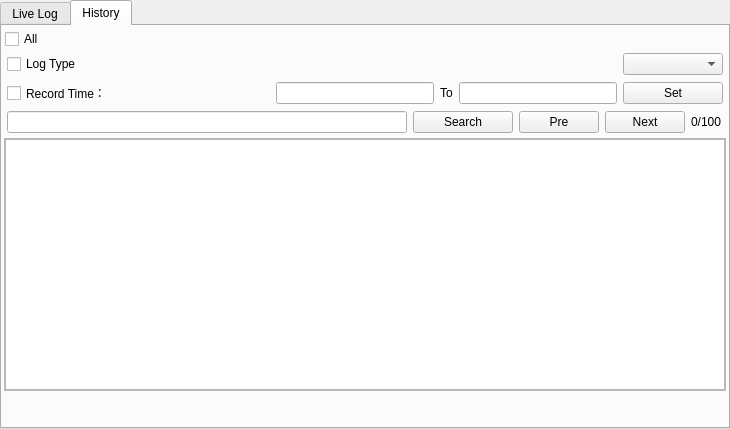
Before: the Qt Designer form OHB80PortMonitor_V_1_0_0/ui/customwidget/operationlogwidget/operationlogwidget.ui in Simon2817/OHB80PortMonitor, drawn with Qt 5.
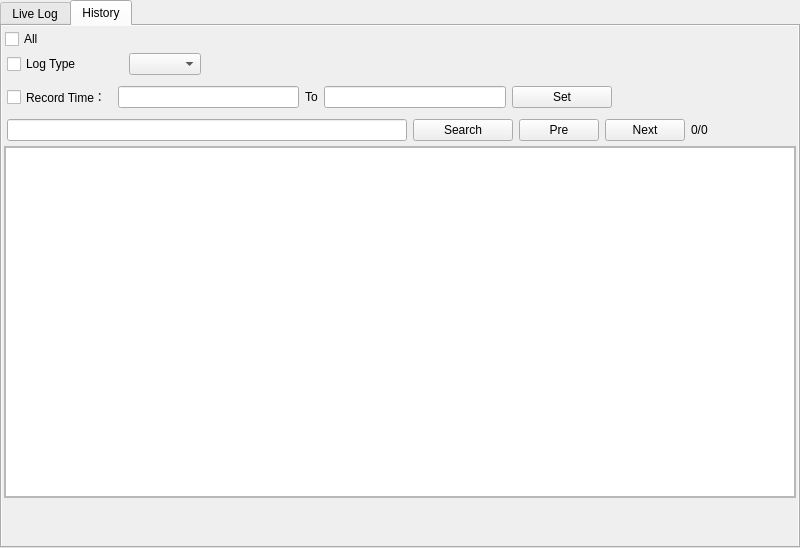
After: the same form once the commit is applied. The open tabs and pages were chosen to show the change. Custom widgets are drawn as their Qt base class.

The edit to the form file:
```diff
--- a/OHB80PortMonitor_V_1_0_0/ui/customwidget/operationlogwidget/operationlogwidget.ui
+++ b/OHB80PortMonitor_V_1_0_0/ui/customwidget/operationlogwidget/operationlogwidget.ui
@@ -6,13 +6,28 @@
    <rect>
     <x>0</x>
     <y>0</y>
-    <width>730</width>
-    <height>429</height>
+    <width>800</width>
+    <height>548</height>
    </rect>
   </property>
+  <property name="minimumSize">
+   <size>
+    <width>800</width>
+    <height>500</height>
+   </size>
+  </property>
+  <property name="maximumSize">
+   <size>
+    <width>16777215</width>
+    <height>16777215</height>
+   </size>
+  </property>
   <property name="windowTitle">
    <string>Form</string>
   </property>
+  <property name="autoFillBackground">
+   <bool>true</bool>
+  </property>
   <layout class="QVBoxLayout" name="verticalLayout">
    <property name="spacing">
     <number>0</number>
@@ -94,6 +109,9 @@
       </layout>
      </widget>
      <widget class="QWidget" name="tabHistoryLog">
+      <property name="autoFillBackground">
+       <bool>true</bool>
+      </property>
       <attribute name="title">
        <string>History</string>
       </attribute>
@@ -115,6 +133,12 @@
        </property>
        <item>
         <widget class="QWidget" name="widget_6" native="true">
+         <property name="maximumSize">
+          <size>
+           <width>16777215</width>
+           <height>116</height>
+          </size>
+         </property>
          <layout class="QVBoxLayout" name="verticalLayout_4">
           <property name="spacing">
            <number>2</number>
@@ -133,6 +157,18 @@
           </property>
           <item>
            <widget class="QCheckBox" name="checkBoxAll">
+            <property name="minimumSize">
+             <size>
+              <width>0</width>
+              <height>20</height>
+             </size>
+            </property>
+            <property name="maximumSize">
+             <size>
+              <width>16777215</width>
+              <height>20</height>
+             </size>
+            </property>
             <property name="text">
              <string>All</string>
             </property>
@@ -140,6 +176,18 @@
           </item>
           <item>
            <widget class="QWidget" name="widget_3" native="true">
+            <property name="minimumSize">
+             <size>
+              <width>0</width>
+              <height>26</height>
+             </size>
+            </property>
+            <property name="maximumSize">
+             <size>
+              <width>16777215</width>
+              <height>26</height>
+             </size>
+            </property>
             <layout class="QHBoxLayout" name="horizontalLayout_3">
              <property name="spacing">
               <number>2</number>
@@ -158,6 +206,18 @@
              </property>
              <item>
               <widget class="QCheckBox" name="checkBoxLogType">
+               <property name="minimumSize">
+                <size>
+                 <width>120</width>
+                 <height>0</height>
+                </size>
+               </property>
+               <property name="maximumSize">
+                <size>
+                 <width>120</width>
+                 <height>16777215</height>
+                </size>
+               </property>
                <property name="text">
                 <string>Log Type</string>
                </property>
@@ -173,6 +233,19 @@
                </property>
               </widget>
              </item>
+             <item>
+              <spacer name="horizontalSpacer_3">
+               <property name="orientation">
+                <enum>Qt::Horizontal</enum>
+               </property>
+               <property name="sizeHint" stdset="0">
+                <size>
+                 <width>40</width>
+                 <height>20</height>
+                </size>
+               </property>
+              </spacer>
+             </item>
             </layout>
            </widget>
           </item>
@@ -196,24 +269,17 @@
              </property>
              <item>
               <widget class="QCheckBox" name="checkBoxRecordTime">
+               <property name="maximumSize">
+                <size>
+                 <width>120</width>
+                 <height>120</height>
+                </size>
+               </property>
                <property name="text">
                 <string>Record Time：</string>
                </property>
               </widget>
              </item>
-             <item>
-              <spacer name="horizontalSpacer_2">
-               <property name="orientation">
-                <enum>Qt::Horizontal</enum>
-               </property>
-               <property name="sizeHint" stdset="0">
-                <size>
-                 <width>40</width>
-                 <height>20</height>
-                </size>
-               </property>
-              </spacer>
-             </item>
              <item>
               <widget class="QLineEdit" name="lineEditRecordStartTime">
                <property name="maximumSize">
@@ -255,16 +321,47 @@
                  <height>0</height>
                 </size>
                </property>
+               <property name="maximumSize">
+                <size>
+                 <width>120</width>
+                 <height>16777215</height>
+                </size>
+               </property>
                <property name="text">
                 <string>Set</string>
                </property>
               </widget>
              </item>
+             <item>
+              <spacer name="horizontalSpacer_2">
+               <property name="orientation">
+                <enum>Qt::Horizontal</enum>
+               </property>
+               <property name="sizeHint" stdset="0">
+                <size>
+                 <width>40</width>
+                 <height>20</height>
+                </size>
+               </property>
+              </spacer>
+             </item>
             </layout>
            </widget>
           </item>
           <item>
            <widget class="QWidget" name="widget_7" native="true">
+            <property name="minimumSize">
+             <size>
+              <width>0</width>
+              <height>26</height>
+             </size>
+            </property>
+            <property name="maximumSize">
+             <size>
+              <width>16777215</width>
+              <height>26</height>
+             </size>
+            </property>
             <layout class="QHBoxLayout" name="horizontalLayout_6">
              <property name="spacing">
               <number>6</number>
@@ -299,6 +396,12 @@
                  <height>0</height>
                 </size>
                </property>
+               <property name="maximumSize">
+                <size>
+                 <width>16777215</width>
+                 <height>120</height>
+                </size>
+               </property>
                <property name="text">
                 <string>Search</string>
                </property>
@@ -321,10 +424,23 @@
              <item>
               <widget class="QLabel" name="labelPageInfo">
                <property name="text">
-                <string>0/100</string>
+                <string>0/0</string>
                </property>
               </widget>
              </item>
+             <item>
+              <spacer name="horizontalSpacer_4">
+               <property name="orientation">
+                <enum>Qt::Horizontal</enum>
+               </property>
+               <property name="sizeHint" stdset="0">
+                <size>
+                 <width>40</width>
+                 <height>20</height>
+                </size>
+               </property>
+              </spacer>
+             </item>
              <item>
               <spacer name="horizontalSpacer">
                <property name="orientation">
@@ -354,8 +470,8 @@
            <rect>
             <x>0</x>
             <y>0</y>
-            <width>718</width>
-            <height>250</height>
+            <width>788</width>
+            <height>350</height>
            </rect>
           </property>
           <layout class="QVBoxLayout" name="verticalLayout_5">
```
Left out of the diff: 9 changed lines with no effect on the pictures.
